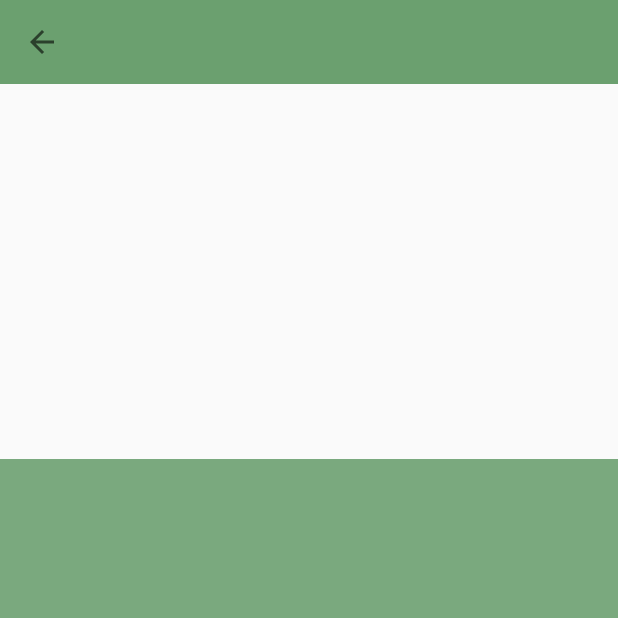
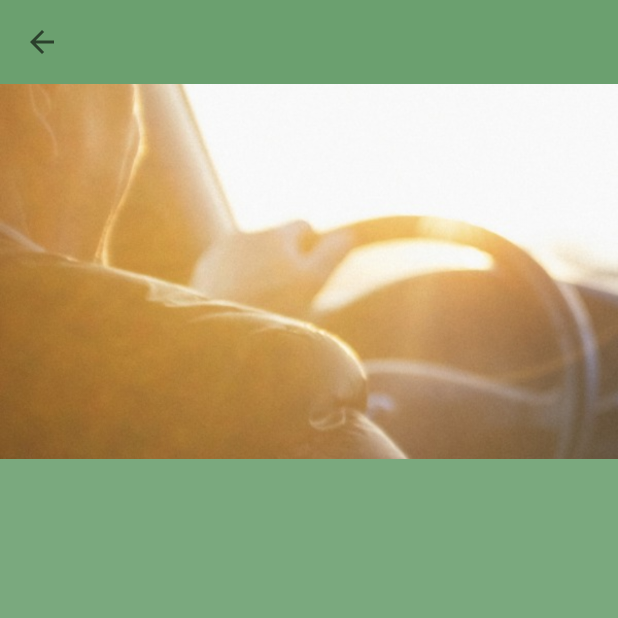
Before and after one commit to GeeksCesar/MiTransporte, an Android app: the DetalleLugar screen opened directly, with no data from a screen before it, on a phone screen of 412 x 824 dp, the top half of it. Run offline under Robolectric (Android 15) with nearby library versions, the phone set to English and light mode, and no system bars; pictures from the network do not load; 2 statements that could not run were skipped.

Commit message:
Config view detalle lugar , rutas

```diff
--- a/app/src/main/java/geeks/mitransporte/Api/ApiService.java
+++ b/app/src/main/java/geeks/mitransporte/Api/ApiService.java
@@ -23,4 +23,6 @@ public interface ApiService {
     @GET("api/get_route_location")
     Call<List<RouteAll>> getRutasLugar(@Query("lugar") int id);
 
+    @GET("api/get_locations")
+    Call<List<Places>> getPlacesRoute(@Query("ruta") int id) ;
 }
--- a/app/src/main/java/geeks/mitransporte/Menu/DetalleLugar.java
+++ b/app/src/main/java/geeks/mitransporte/Menu/DetalleLugar.java
@@ -8,6 +8,7 @@ import android.support.v7.widget.LinearLayoutManager;
 import android.support.v7.widget.RecyclerView;
 import android.support.v7.widget.Toolbar;
 import android.util.Log;
+import android.view.View;
 import android.widget.ImageView;
 import android.widget.Toast;
 
@@ -21,6 +22,7 @@ import geeks.mitransporte.Contoller.RouteListAdapter;
 import geeks.mitransporte.Model.RouteAll;
 import geeks.mitransporte.Objeto.LugarDetalle;
 import geeks.mitransporte.R;
+import geeks.mitransporte.Utils.RecyclerItemClickListener;
 import retrofit2.Call;
 import retrofit2.Callback;
 import retrofit2.Response;
@@ -45,6 +47,7 @@ public class DetalleLugar extends AppCompatActivity {
     List<RouteAll> routeList;
     RouteListAdapter adapter ;
 
+    int id_lugar ;
 
     @Override
     protected void onCreate(Bundle savedInstanceState) {
@@ -54,10 +57,10 @@ public class DetalleLugar extends AppCompatActivity {
         apiService = Service.getApiService();
         bundle = getIntent().getExtras();
 
-        int id = bundle.getInt(ID);
+        id_lugar = bundle.getInt(ID);
         String name = bundle.getString(NAME);
 
-        Log.d(Service.TAG, "id-lugar: "+id);
+        Log.d(Service.TAG, "id_lugar: "+id_lugar);
 
         toolbar = findViewById(R.id.toolbar);
         setSupportActionBar(toolbar);
@@ -76,27 +79,42 @@ public class DetalleLugar extends AppCompatActivity {
         rvRutas.addItemDecoration(dividerItemDecoration);
 
 
-        apiService.getDetalleLugar(id).enqueue(new Callback<LugarDetalle>() {
+        getInfoLugar(id_lugar);
+        dataRoute(id_lugar);
+
+
+        rvRutas.addOnItemTouchListener(new RecyclerItemClickListener(DetalleLugar.this, new RecyclerItemClickListener.OnItemClickListener() {
+            @Override
+            public void OnItemClick(View view, int position) {
+
+                RouteAll route = routeList.get(position);
+
+                int id = route.getRouteId();
+                Toast.makeText(DetalleLugar.this, "Id: "+id, Toast.LENGTH_SHORT).show();
+            }
+        }));
+
+
+    }
+
+    private void getInfoLugar(int id_lugar) {
+        apiService.getDetalleLugar(id_lugar).enqueue(new Callback<LugarDetalle>() {
             @Override
             public void onResponse(Call<LugarDetalle> call, Response<LugarDetalle> response) {
-                Toast.makeText(DetalleLugar.this, "Entro", Toast.LENGTH_SHORT).show();
+
                 Log.d(Service.TAG, "response "+response);
                 if (response.isSuccessful()) {
-                    int id = response.body().getId();
                     String name = response.body().getImagen();
-
                     Glide.with(DetalleLugar.this).load(name).into(imageLugar);
-                    dataRoute(id);
                 }
 
             }
 
             @Override
             public void onFailure(Call<LugarDetalle> call, Throwable t) {
-
+                Log.d(Service.TAG, "response "+t.getMessage());
             }
         });
-
     }
 
     private void dataRoute(int id){
@@ -116,7 +134,7 @@ public class DetalleLugar extends AppCompatActivity {
 
             @Override
             public void onFailure(Call<List<RouteAll>> call, Throwable t) {
-
+                Log.d(Service.TAG, "response "+t.getMessage());
             }
         });
 
--- a/app/src/main/java/geeks/mitransporte/Menu/Inicio.java
+++ b/app/src/main/java/geeks/mitransporte/Menu/Inicio.java
@@ -179,7 +179,7 @@ public class Inicio extends Fragment implements AppBarLayout.OnOffsetChangedList
                 Intent intent = new Intent(context, DetalleLugar.class);
                 intent.putExtra(DetalleLugar.ID, id);
                 intent.putExtra(DetalleLugar.NAME, name);
-                intent.addFlags(Intent.FLAG_ACTIVITY_CLEAR_TOP | Intent.FLAG_ACTIVITY_CLEAR_TASK | Intent.FLAG_ACTIVITY_NEW_TASK);
+              //  intent.addFlags(Intent.FLAG_ACTIVITY_CLEAR_TOP | Intent.FLAG_ACTIVITY_CLEAR_TASK | Intent.FLAG_ACTIVITY_NEW_TASK);
                 startActivity(intent);
 
             }
--- a/app/src/main/java/geeks/mitransporte/Model/RouteAll.java
+++ b/app/src/main/java/geeks/mitransporte/Model/RouteAll.java
@@ -7,7 +7,7 @@ public class RouteAll {
 
     @SerializedName("route_id")
     @Expose
-    private String routeId;
+    private int routeId;
     @SerializedName("route_number")
     @Expose
     private String routeNumber;
@@ -17,11 +17,11 @@ public class RouteAll {
     private List<PlacesRoute> placesRouteList = null; */
 
 
-    public String getRouteId() {
+    public int getRouteId() {
         return routeId;
     }
 
-    public void setRouteId(String routeId) {
+    public void setRouteId(int routeId) {
         this.routeId = routeId;
     }
 
--- a/app/src/main/res/layout/activity_detalle_lugar.xml
+++ b/app/src/main/res/layout/activity_detalle_lugar.xml
@@ -17,6 +17,8 @@
         android:id="@+id/ivLugar"
         android:layout_width="match_parent"
         android:layout_height="250dp"
+        android:scaleType="centerCrop"
+        android:src="@drawable/splash_1"
         android:layout_below="@+id/toolbar"/>
 
     <android.support.v7.widget.RecyclerView
--- a/app/src/main/res/layout/row_rutas_lugar.xml
+++ b/app/src/main/res/layout/row_rutas_lugar.xml
@@ -4,6 +4,7 @@
     android:layout_width="match_parent"
     android:layout_height="wrap_content"
     android:orientation="horizontal"
+    android:layout_margin="3dp"
     android:layout_weight="10">
 
     <RelativeLayout
```
